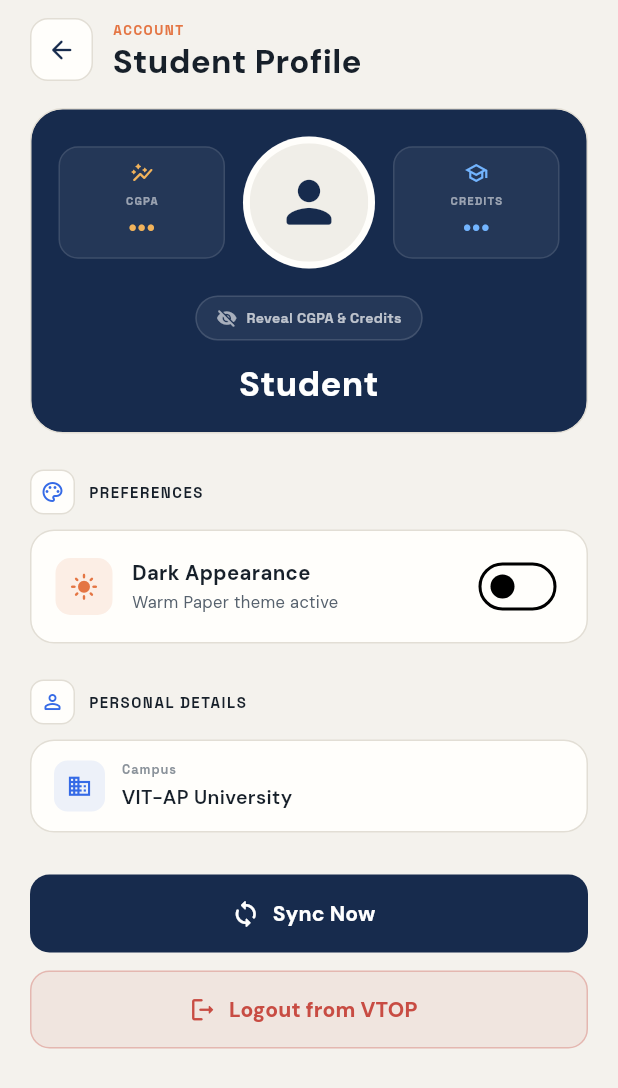
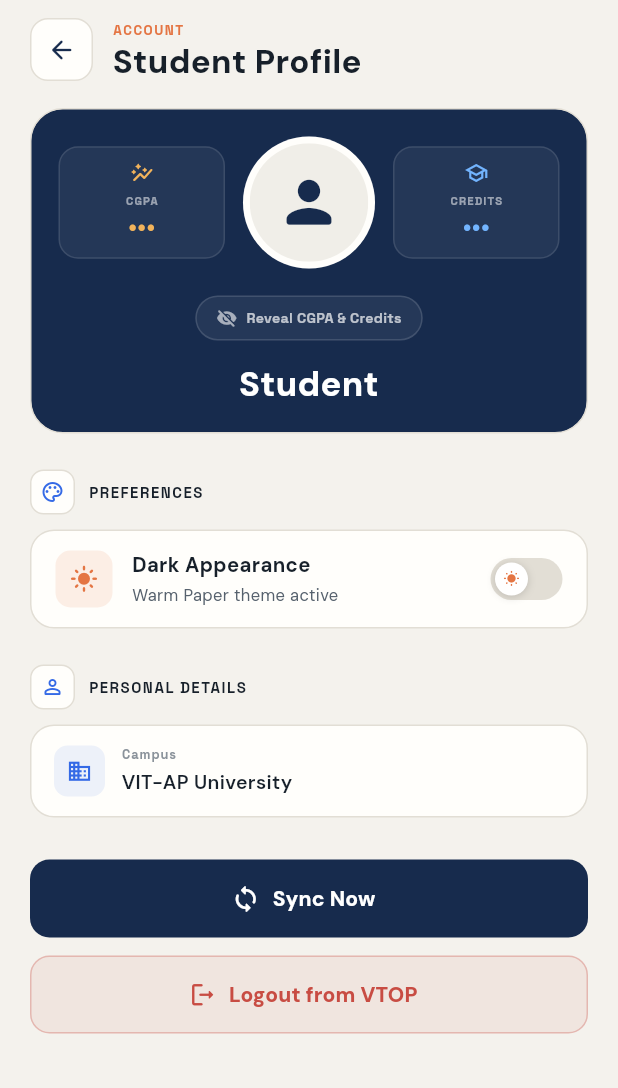
Before and after one commit to Gnanesh-2007/Vitap_nexus, a Flutter app: the ProfileScreen screen opened directly, on a phone screen of 412 x 824 dp. Shown: the top 1088 px of the screen. Run offline on Flutter 3.47's test engine with Material 3 defaults, Android fonts, the phone set to English and light mode, and no system bars; drawn by our look-alikes of flutter_animate; our stand-ins replace dio, flutter_riverpod, flutter_secure_storage, google_fonts, open_filex, pdf and 5 more; missing offline and left inert: dart:ui_web, file_saver, vit_vtop; accounts and stored records are empty.

Commit message:
fix(theme): replace glitchy Switch.adaptive with ultra-smooth custom animated theme switch

```diff
--- a/app/lib/screens/profile_screen.dart
+++ b/app/lib/screens/profile_screen.dart
@@ -313,7 +313,12 @@ class _ProfileScreenState extends ConsumerState<ProfileScreen> {
     final themeMode = ref.watch(themeModeProvider);
     final isDark = themeMode == ThemeMode.dark;
 
-    return Container(
+    return Material(
+      color: Colors.transparent,
+      child: InkWell(
+        onTap: () => ref.read(themeModeProvider.notifier).toggleTheme(),
+        borderRadius: BorderRadius.circular(16),
+        child: Container(
           padding: const EdgeInsets.symmetric(horizontal: 16, vertical: 13),
           decoration: BoxDecoration(
             color: palette.surface,
@@ -322,16 +327,18 @@ class _ProfileScreenState extends ConsumerState<ProfileScreen> {
           ),
           child: Row(
             children: [
-          Container(
+              AnimatedContainer(
+                duration: const Duration(milliseconds: 240),
+                curve: Curves.easeInOutCubic,
                 width: 38,
                 height: 38,
                 decoration: BoxDecoration(
-              color: (isDark ? palette.navy : palette.orange).withValues(alpha: .12),
+                  color: (isDark ? palette.blue : palette.orange).withValues(alpha: .12),
                   borderRadius: BorderRadius.circular(10),
                 ),
                 child: Icon(
                   isDark ? Icons.dark_mode_rounded : Icons.light_mode_rounded,
-              color: isDark ? palette.navy : palette.orange,
+                  color: isDark ? palette.blue : palette.orange,
                   size: 19,
                 ),
               ),
@@ -359,12 +366,52 @@ class _ProfileScreenState extends ConsumerState<ProfileScreen> {
                   ],
                 ),
               ),
-          Switch.adaptive(
-            value: isDark,
-            onChanged: (_) => ref.read(themeModeProvider.notifier).toggleTheme(),
-            activeThumbColor: palette.blue,
+              // Smooth custom animated toggle pill
+              _buildSmoothSwitch(isDark, palette),
+            ],
+          ),
+        ),
+      ),
+    );
+  }
+
+  Widget _buildSmoothSwitch(bool isDark, AppPalette palette) {
+    return AnimatedContainer(
+      duration: const Duration(milliseconds: 240),
+      curve: Curves.easeInOutCubic,
+      width: 48,
+      height: 28,
+      padding: const EdgeInsets.all(3),
+      decoration: BoxDecoration(
+        borderRadius: BorderRadius.circular(20),
+        color: isDark ? palette.blue : palette.line,
+      ),
+      child: AnimatedAlign(
+        duration: const Duration(milliseconds: 240),
+        curve: Curves.easeInOutCubic,
+        alignment: isDark ? Alignment.centerRight : Alignment.centerLeft,
+        child: Container(
+          width: 22,
+          height: 22,
+          decoration: BoxDecoration(
+            shape: BoxShape.circle,
+            color: Colors.white,
+            boxShadow: [
+              BoxShadow(
+                color: Colors.black.withValues(alpha: 0.16),
+                blurRadius: 4,
+                offset: const Offset(0, 1),
               ),
             ],
+          ),
+          child: Center(
+            child: Icon(
+              isDark ? Icons.nightlight_round : Icons.wb_sunny_rounded,
+              size: 11,
+              color: isDark ? const Color(0xFF1E293B) : const Color(0xFFE47543),
+            ),
+          ),
+        ),
       ),
     );
   }
```
Lines whose indentation alone changed are shown as unchanged.
